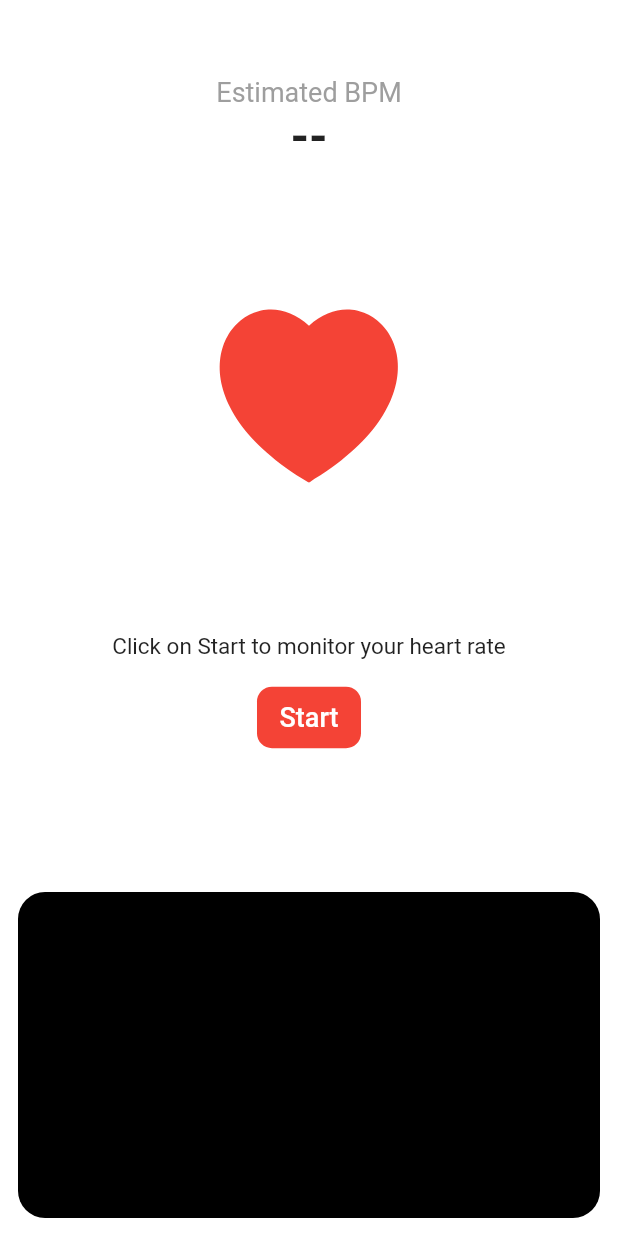
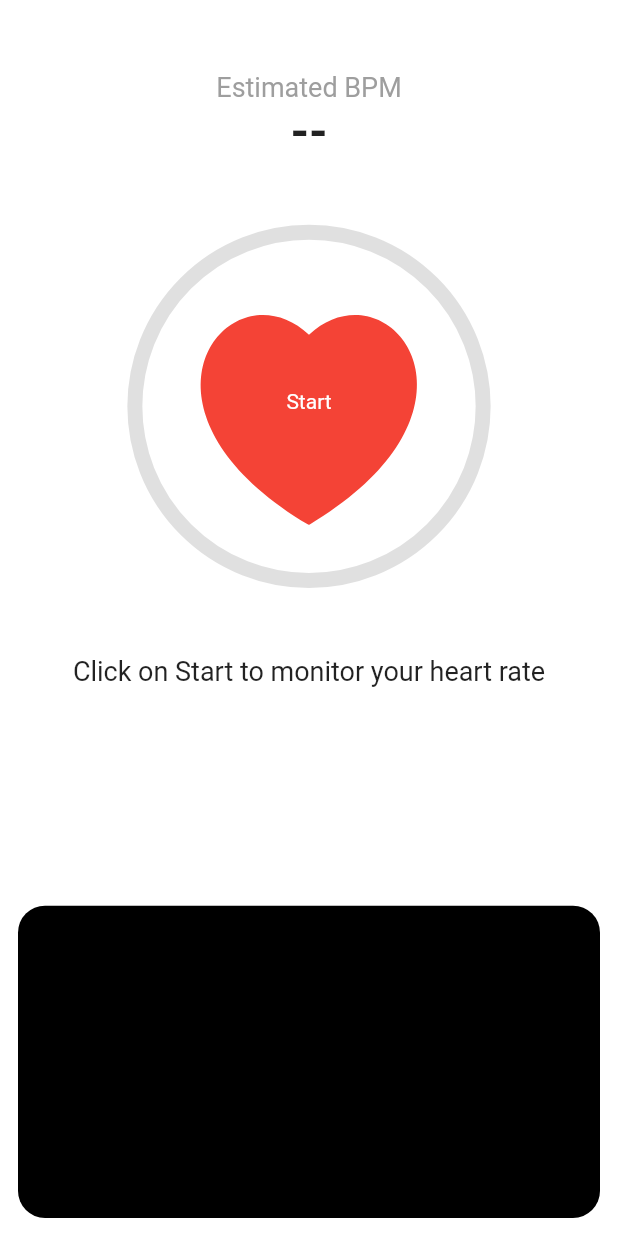
Before and after one commit to Bhumil73/heart_rate_monitor, a Flutter app: the screen it shows after launch, on a phone screen of 412 x 824 dp. Run offline on Flutter 3.47's test engine with Material 2 defaults, Android fonts, the phone set to English and light mode, and no system bars; our stand-ins replace camera, charts_flutter, wakelock.

Commit message:
added timer with circular progress indicator

```diff
--- a/lib/homePage.dart
+++ b/lib/homePage.dart
@@ -22,11 +22,15 @@ class HomePageView extends State<HomePage> with SingleTickerProviderStateMixin {
   int _bpm = 0; // beats per minute
   int _fs = 30; // sampling frequency (fps)
   int _windowLen = 30 * 6; // window length to display - 6 seconds
-  late CameraImage? _image; // store the last camera image
+  CameraImage? _image; // store the last camera image
   late double _avg; // store the average value during calculation
   late DateTime _now; // store the now Datetime
   late Timer _timer; // time
+  late Timer _countdown;
   late List cameras; // r for image processing
+
+  static const int timerSecondsComplete = 30;
+  int timerSeconds = timerSecondsComplete; //Timer value
 
   @override
   void initState() {
@@ -85,10 +89,35 @@ class HomePageView extends State<HomePage> with SingleTickerProviderStateMixin {
               ),
             ),
             Expanded(
-              flex: 2,
+              flex: 3,
+              child: Stack(
+                children: [
+                  Center(
+                    child: AspectRatio(
+                      aspectRatio: 1.0,
+                      child: CircularProgressIndicator(
+                        color: Colors.red,
+                        backgroundColor: Colors.grey.shade300,
+                        semanticsValue: "Timer",
+                        strokeWidth: 10,
+                        value: ((timerSecondsComplete-timerSeconds).toDouble() /
+                            timerSecondsComplete.toDouble()),
+                      ),
+                    ),
+                  ),
+                  Container(
+                    //color: Colors.orange,
+                    height: MediaQuery.of(context).size.height * 0.3,
+                    padding: EdgeInsets.only(bottom: MediaQuery.of(context).size.height * 0.3*0.15),
                     child: Center(
                       child: !toggled
-                    ? AspectRatio(
+                          ? InkWell(
+                              onTap: () {
+                                toggle();
+                                startTimer();
+                              },
+                              child: Center(
+                                child: AspectRatio(
                                   aspectRatio: 0.9,
                                   child: Transform.scale(
                                     scale: !toggled ? _iconScale : 0,
@@ -96,6 +125,15 @@ class HomePageView extends State<HomePage> with SingleTickerProviderStateMixin {
                                       clipper: HeartClipper(),
                                       child: Container(
                                         color: Colors.red,
+                                        padding: EdgeInsets.only(top: 30),
+                                        child: Center(
+                                          child: Text(
+                                            "Start",
+                                            style: TextStyle(color: Colors.white),
+                                          ),
+                                        ),
+                                      ),
+                                    ),
                                   ),
                                 ),
                               ),
@@ -112,8 +150,12 @@ class HomePageView extends State<HomePage> with SingleTickerProviderStateMixin {
                             ),
                     ),
                   ),
+
+                ],
+              ),
+            ),
             SizedBox(
-              height: 100,
+              height: 50,
             ),
             Expanded(
               flex: 2,
@@ -121,38 +163,21 @@ class HomePageView extends State<HomePage> with SingleTickerProviderStateMixin {
                 children: [
                   Text(
                     toggled
-                        ? "Cover both the camera and the flash with your finger\nHold for 30 Seconds"
+                        ? "Cover both the camera and the flash with your finger"
                         : "Click on Start to monitor your heart rate",
                     textAlign: TextAlign.center,
-                    style: TextStyle(fontSize: 15),
+                    style: TextStyle(
+                      fontSize: 18,
+                    ),
+                  ),
+                  if (toggled)
+                    Text(
+                      "Hold for 30 Seconds",
+                      style: TextStyle(
+                          fontWeight: FontWeight.bold, color: Colors.red),
                     ),
                   SizedBox(
                     height: 10,
-                  ),
-                  Row(
-                    mainAxisAlignment: MainAxisAlignment.center,
-                    mainAxisSize: MainAxisSize.min,
-                    children: [
-                      if (!toggled)
-                        TextButton(
-                          onPressed: () {
-                            toggle();
-                            Future.delayed(Duration(seconds: 30))
-                                .then((value) => unToggle());
-                          },
-                          child: Container(
-                            padding: EdgeInsets.fromLTRB(15, 10, 15, 10),
-                            decoration: BoxDecoration(
-                                color: Colors.red,
-                                borderRadius: BorderRadius.circular(10)),
-                            child: Text(
-                              'Start',
-                              style:
-                                  TextStyle(fontSize: 18, color: Colors.white),
-                            ),
-                          ),
-                        ),
-                    ],
                   ),
                 ],
               ),
@@ -260,7 +285,9 @@ class HomePageView extends State<HomePage> with SingleTickerProviderStateMixin {
       var slope = (_avg -
               _data.elementAt(_data.length - consideringSamplesCount).value) /
           consideringSamplesCount;
+      print("Slope ---- $slope");
       if (slope > 3) {
+        print("here");
         ScaffoldMessenger.of(context).showSnackBar(
             SnackBar(content: Text("Finger moved away from camera!")));
         unToggle();
@@ -314,4 +341,29 @@ class HomePageView extends State<HomePage> with SingleTickerProviderStateMixin {
               1000 * _windowLen ~/ _fs)); // wait for a new set of _data values
     }
   }
+
+  void startTimer() {
+    timerSeconds = timerSecondsComplete;
+    const oneSec = const Duration(seconds: 1);
+    _countdown = new Timer.periodic(
+      oneSec,
+      (Timer timer) {
+        if (!toggled) {
+          setState(() {
+            timer.cancel();
+          });
+        } else if (timerSeconds == 0) {
+          setState(() {
+            unToggle();
+            timer.cancel();
+          });
+        } else {
+          setState(() {
+            timerSeconds--;
+            print(timerSeconds);
+          });
         }
+      },
+    );
+  }
+}
```
Lines whose indentation alone changed are shown as unchanged.
